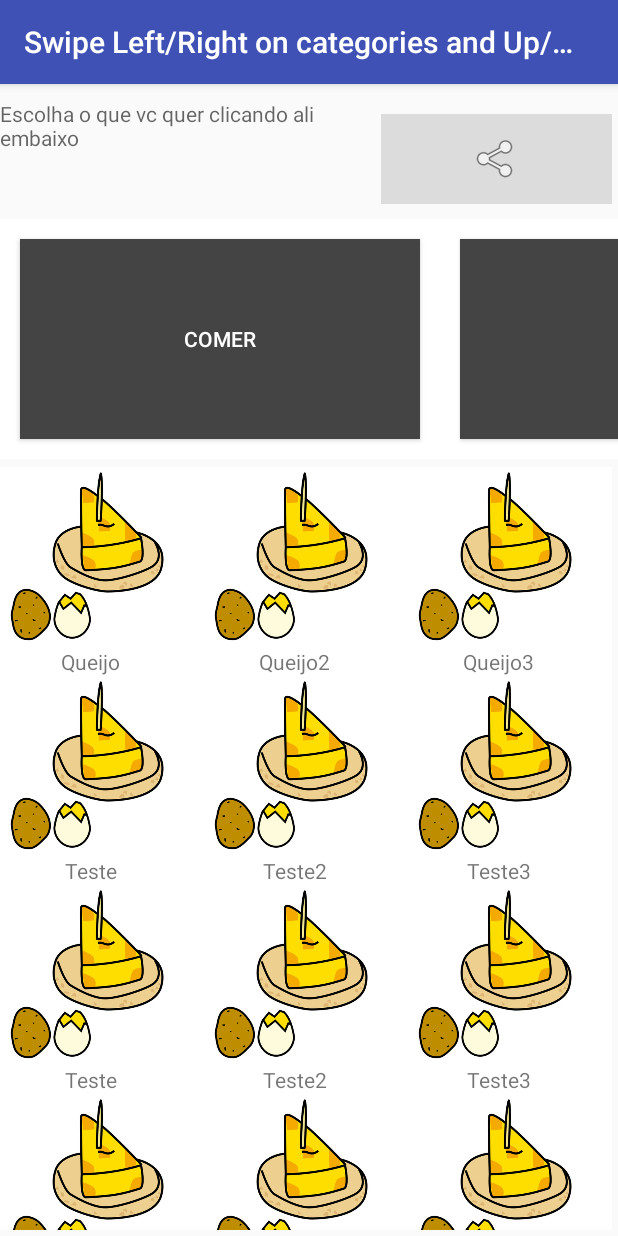
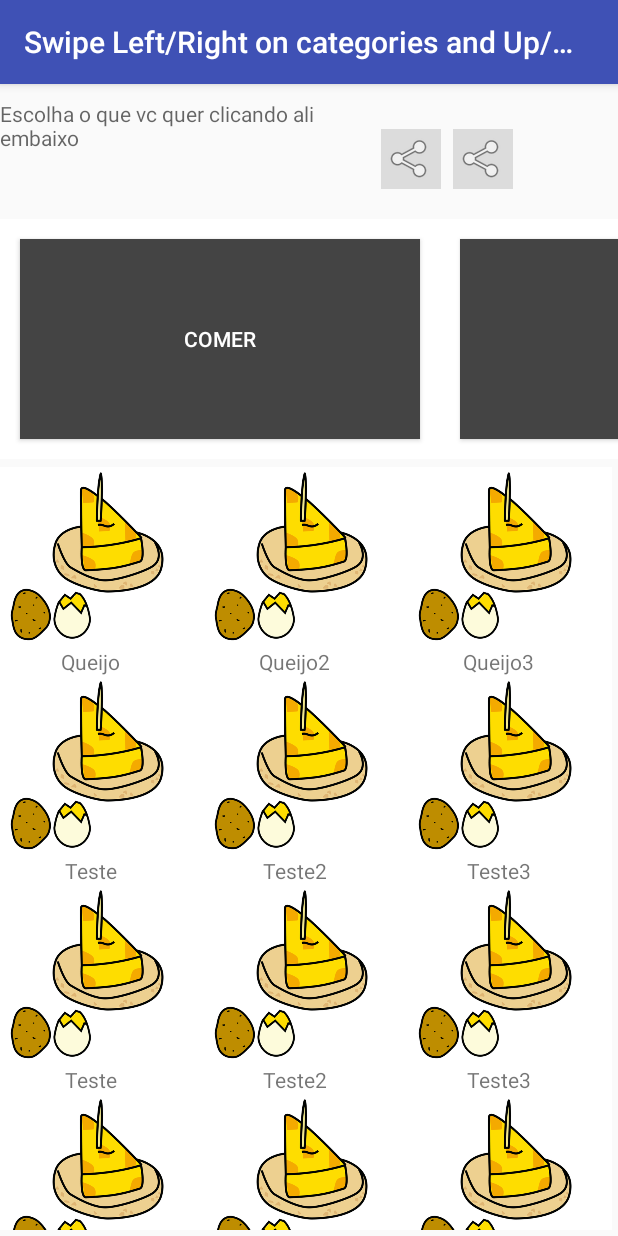
Before and after one commit to gpaOliveira/DTA_AAC, an Android app: the ScrollingUpDownActivity screen opened directly, with no data from a screen before it, after a tap on "COMER", on a phone screen of 412 x 824 dp. Run offline under Robolectric (Android 15) with nearby library versions, the phone set to English and light mode, and no system bars.

Commit message:
git commit -m "funcionalidade de descriçao nas imagens e botão"

```diff
--- a/app/src/main/java/dta/aac/AacActivity.java
+++ b/app/src/main/java/dta/aac/AacActivity.java
@@ -2,6 +2,7 @@ package dta.aac;
 
 import android.content.Intent;
 import android.os.Bundle;
+import android.speech.tts.TextToSpeech;
 import android.support.v7.app.AppCompatActivity;
 import android.view.View;
 import android.widget.ImageButton;
@@ -9,17 +10,20 @@ import android.widget.TextView;
 
 import java.util.ArrayList;
 
-public abstract class AacActivity  extends AppCompatActivity {
+public abstract class AacActivity  extends AppCompatActivity implements
+        TextToSpeech.OnInitListener {
 
     //Stop complaining about NullPointers !
     ImageButton btnShare = null;
     TextView tvAction = null;
     View categoriesView = null;
     View actionsView = null;
+    private TextToSpeech tts;
 
     @Override
     protected void onCreate(Bundle savedInstanceState) {
         super.onCreate(savedInstanceState);
+        tts = new TextToSpeech(this, this);
         setContentView(this.getLayoutResourceId());
         getSupportActionBar().setTitle(this.getLayoutTitleText());
         btnShare = (ImageButton) findViewById(R.id.btn_share);
@@ -45,7 +49,12 @@ public abstract class AacActivity  extends AppCompatActivity {
         sharingIntent.putExtra(android.content.Intent.EXTRA_TEXT, shareBody);
         startActivity(Intent.createChooser(sharingIntent, "Share via"));
     }
+    public void onListenClick(View v){
+        String text = tvAction.getText().toString();
 
+        tts.speak(text, TextToSpeech.QUEUE_FLUSH, null);
+
+    }
     protected abstract int getLayoutResourceId();
     protected abstract String getLayoutTitleText();
     protected abstract void renderCategories();
--- a/app/src/main/java/dta/aac/Action.java
+++ b/app/src/main/java/dta/aac/Action.java
@@ -22,7 +22,9 @@ public class Action {
 
     public RelativeLayout render(final AacActivity activityContext) throws NullPointerException{
         RelativeLayout rl = (RelativeLayout) LayoutInflater.from(activityContext).inflate(R.layout.action_vertical_row, null);
+        rl.setFocusable(false);
         ImageView ivRow = (ImageView) rl.findViewById(R.id.img_row);
+        ivRow.setContentDescription(this.name);
         TextView tvRow = (TextView) rl.findViewById(R.id.txt_row);
         tvRow.setText(this.name);
         ivRow.setTag(this);
@@ -43,6 +45,7 @@ public class Action {
         button.setAdjustViewBounds(true);
         button.setImageResource(categoryImageHash);
         button.setTag(this);
+        button.setContentDescription(this.name);
         button.setOnClickListener(new View.OnClickListener() {
             @Override
             public void onClick(View v) {
--- a/app/src/main/java/dta/aac/ScrollingLeftRightActivity.java
+++ b/app/src/main/java/dta/aac/ScrollingLeftRightActivity.java
@@ -61,4 +61,9 @@ public class ScrollingLeftRightActivity extends AacActivity{
         linearLayout.setId(View.generateViewId());
         return linearLayout;
     }
+
+    @Override
+    public void onInit(int status) {
+
+    }
 }
--- a/app/src/main/java/dta/aac/ScrollingUpDownActivity.java
+++ b/app/src/main/java/dta/aac/ScrollingUpDownActivity.java
@@ -51,4 +51,9 @@ public class ScrollingUpDownActivity extends AacActivity {
         }
         return tr;
     }
+
+    @Override
+    public void onInit(int status) {
+
+    }
 }
--- a/app/src/main/res/layout/action_vertical_row.xml
+++ b/app/src/main/res/layout/action_vertical_row.xml
@@ -15,6 +15,7 @@
         android:layout_height="wrap_content"
         android:layout_below="@+id/img_row"
         android:text="Comida"
+        android:importantForAccessibility="no"
         android:textAlignment="center" />
 
 </RelativeLayout>
--- a/app/src/main/res/layout/activity_scrolling_up_down.xml
+++ b/app/src/main/res/layout/activity_scrolling_up_down.xml
@@ -19,16 +19,33 @@
 
         <ImageButton
             android:id="@+id/btn_share"
-            android:layout_width="200dp"
-            android:layout_height="60dp"
+            android:layout_width="40dp"
+            android:layout_height="40dp"
             android:layout_centerVertical="true"
             android:layout_margin="4dp"
             android:layout_toRightOf="@+id/txtBuffer"
             android:background="#dcdcdc"
             android:gravity="center"
             android:padding="20dip"
+            android:contentDescription="Compartilhar"
             android:text="Compartilhar"
             android:onClick="onShareClick"
+            android:src="@android:drawable/ic_menu_share"
+            android:textColor="#000000" />
+
+        <ImageButton
+            android:id="@+id/btn_listen"
+            android:layout_width="40dp"
+            android:layout_height="40dp"
+            android:layout_centerVertical="true"
+            android:layout_margin="4dp"
+            android:layout_toRightOf="@+id/btn_share"
+            android:background="#dcdcdc"
+            android:gravity="center"
+            android:padding="20dip"
+            android:contentDescription="Escutar"
+            android:text="Compartilhar"
+            android:onClick="onListenClick"
             android:src="@android:drawable/ic_menu_share"
             android:textColor="#000000" />
     </RelativeLayout>
```
